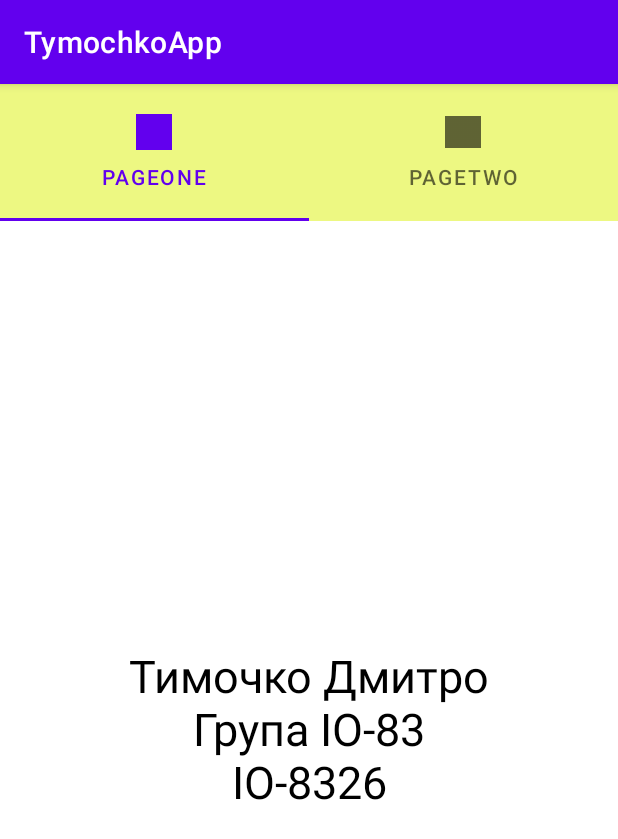
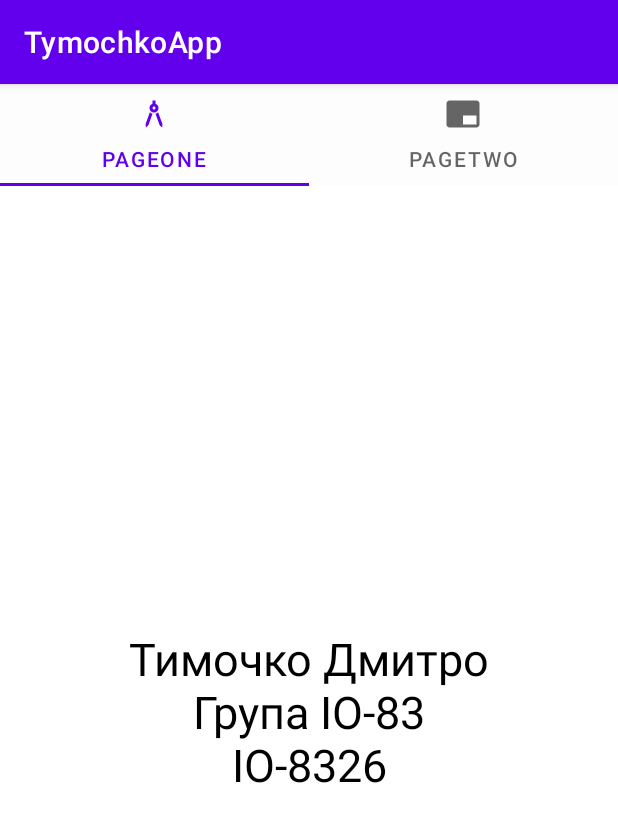
Before and after one commit to Dima2057/MobileDevelopment, an Android app: the screen it shows after launch (MainActivity), on a phone screen of 412 x 824 dp. Shown: the top 839 px of the screen. Run offline under Robolectric (Android 15) with nearby library versions, the phone set to English and light mode, and no system bars.

Commit message:
Fix bugs

```diff
--- a/app/src/main/java/ua/kpi/comsys/IO8326/MainActivity.java
+++ b/app/src/main/java/ua/kpi/comsys/IO8326/MainActivity.java
@@ -10,8 +10,8 @@ import com.google.android.material.tabs.TabLayout;
 
 public class MainActivity extends AppCompatActivity {
     private int[] tabIcons = {
-            R.drawable.test,
-            R.drawable.test2,
+            R.drawable.ic_baseline_architecture_24,
+            R.drawable.ic_baseline_branding_watermark_24
     };
 
     @Override
--- /dev/null
+++ b/app/src/main/res/drawable/ic_baseline_architecture_24.xml
@@ -0,0 +1,16 @@
+<vector xmlns:android="http://schemas.android.com/apk/res/android"
+    android:width="24dp"
+    android:height="24dp"
+    android:viewportWidth="24"
+    android:viewportHeight="24"
+    android:tint="?attr/colorControlNormal">
+  <path
+      android:fillColor="@android:color/white"
+      android:pathData="M6.36,18.78L6.61,21l1.62,-1.54l2.77,-7.6c-0.68,-0.17 -1.28,-0.51 -1.77,-0.98L6.36,18.78z"/>
+  <path
+      android:fillColor="@android:color/white"
+      android:pathData="M14.77,10.88c-0.49,0.47 -1.1,0.81 -1.77,0.98l2.77,7.6L17.39,21l0.26,-2.22L14.77,10.88z"/>
+  <path
+      android:fillColor="@android:color/white"
+      android:pathData="M15,8c0,-1.3 -0.84,-2.4 -2,-2.82V3h-2v2.18C9.84,5.6 9,6.7 9,8c0,1.66 1.34,3 3,3S15,9.66 15,8zM12,9c-0.55,0 -1,-0.45 -1,-1c0,-0.55 0.45,-1 1,-1s1,0.45 1,1C13,8.55 12.55,9 12,9z"/>
+</vector>
--- /dev/null
+++ b/app/src/main/res/drawable/ic_baseline_branding_watermark_24.xml
@@ -0,0 +1,10 @@
+<vector xmlns:android="http://schemas.android.com/apk/res/android"
+    android:width="24dp"
+    android:height="24dp"
+    android:viewportWidth="24"
+    android:viewportHeight="24"
+    android:tint="?attr/colorControlNormal">
+  <path
+      android:fillColor="@android:color/white"
+      android:pathData="M21,3L3,3c-1.1,0 -2,0.9 -2,2v14c0,1.1 0.9,2 2,2h18c1.1,0 2,-0.9 2,-2L23,5c0,-1.1 -0.9,-2 -2,-2zM21,19h-9v-6h9v6z"/>
+</vector>
--- a/app/src/main/res/layout/activity_main.xml
+++ b/app/src/main/res/layout/activity_main.xml
@@ -8,8 +8,8 @@
     <com.google.android.material.tabs.TabLayout
         android:id="@+id/tab_layout"
         android:layout_width="match_parent"
-        android:layout_height="91dp"
-        android:background="#EDF882"></com.google.android.material.tabs.TabLayout>
+        android:layout_height="68dp"
+        android:background="#FDFDFD"></com.google.android.material.tabs.TabLayout>
 
     <androidx.viewpager.widget.ViewPager
         android:id="@+id/pager"
```
